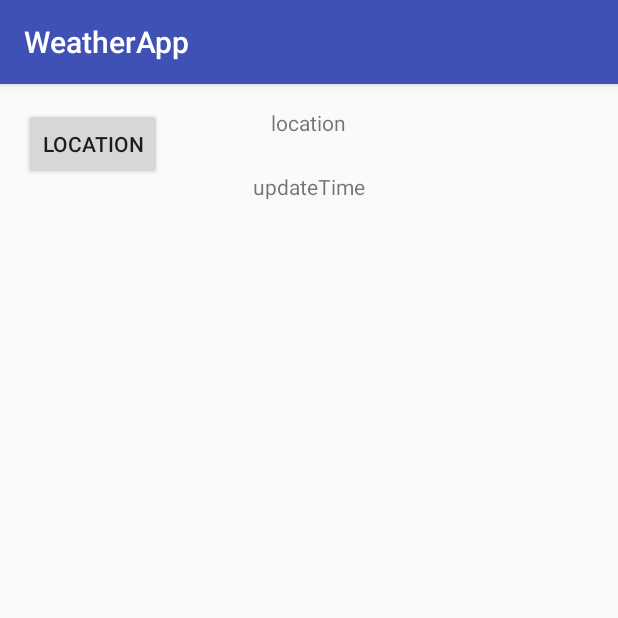
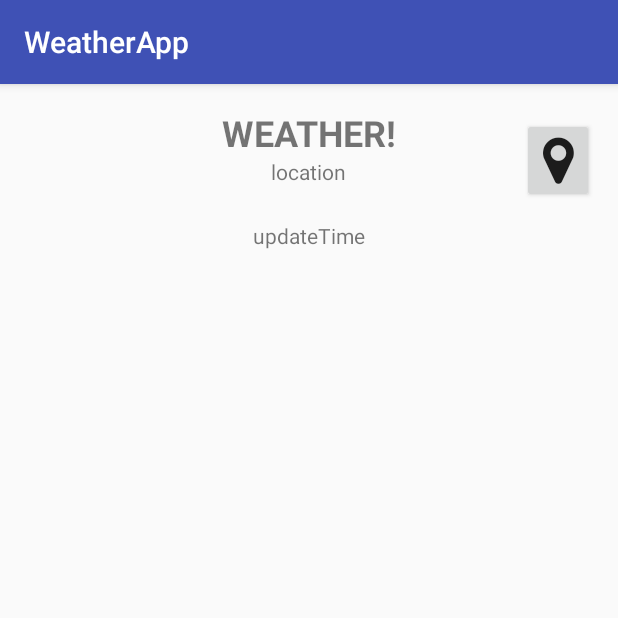
Before and after one commit to dpulsifer/CSCI4176-A3, an Android app: the screen it shows after launch (MainActivity), on a phone screen of 412 x 824 dp, the top half of it. Run offline under Robolectric (Android 15) with nearby library versions, the phone set to English and light mode, and no system bars.

Commit message:
Correctly added AwesomeFont and repl. loc. button with map pin button

```diff
--- a/app/src/main/java/cs/dal/weatherapp/MainActivity.java
+++ b/app/src/main/java/cs/dal/weatherapp/MainActivity.java
@@ -38,7 +38,7 @@ public class MainActivity extends AppCompatActivity {
 
         try{ Thread.sleep(250); }catch(InterruptedException e){ }
 
-        locationButton = (Button)findViewById(R.id.pinicon);
+        locationButton = (Button)findViewById(R.id.locationButton);
         locationButton.setTypeface(font);
         locationView = (TextView)findViewById(R.id.locationView);
         updateView = (TextView)findViewById(R.id.updateView);
--- a/app/src/main/res/layout/activity_main.xml
+++ b/app/src/main/res/layout/activity_main.xml
@@ -10,18 +10,34 @@
     android:paddingTop="@dimen/activity_vertical_margin"
     tools:context="cs.dal.weatherapp.MainActivity">
 
-    <Button
-        android:text="Location"
+    <TextView
+        android:text="Weather!"
         android:layout_width="wrap_content"
         android:layout_height="wrap_content"
-        android:id="@+id/locationButton" />
+        android:id="@+id/weather"
+        android:textSize="24sp"
+        android:textStyle="normal|bold"
+        android:textAllCaps="true"
+        android:layout_alignParentTop="true"
+        android:layout_centerHorizontal="true" />
+
+    <Button
+        android:text="@string/icon_map_pin"
+        android:textSize="36dp"
+        style="?android:attr/buttonStyleSmall"
+        android:layout_width="wrap_content"
+        android:layout_height="wrap_content"
+        android:id="@+id/locationButton"
+        android:layout_alignBaseline="@+id/locationView"
+        android:layout_alignBottom="@+id/locationView"
+        android:layout_alignParentEnd="true" />
 
     <TextView
         android:layout_width="wrap_content"
         android:layout_height="wrap_content"
         android:text="location"
         android:id="@+id/locationView"
-        android:layout_alignParentTop="true"
+        android:layout_below="@id/weather"
         android:layout_centerHorizontal="true" />
 
     <TextView
--- a/app/src/main/res/values/strings.xml
+++ b/app/src/main/res/values/strings.xml
@@ -1,3 +1,4 @@
 <resources>
     <string name="app_name">WeatherApp</string>
+    <string name="icon_map_pin">&#xf041;</string>
 </resources>
```
Also changed, not shown: app/src/main/assets/fontawesome-webfont.ttf (added).
